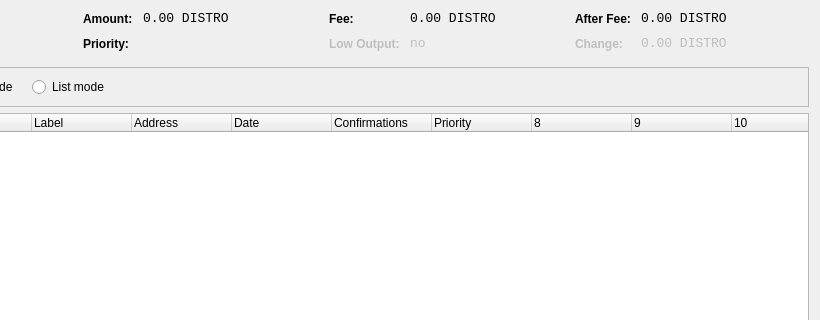
Qt form src/qt/forms/coincontroldialog.ui (Ferchodev/nuevo) before a commit; both pictures show x 180 to 1000 and y 0 to 320 of the 1000 by 500 pixel window.
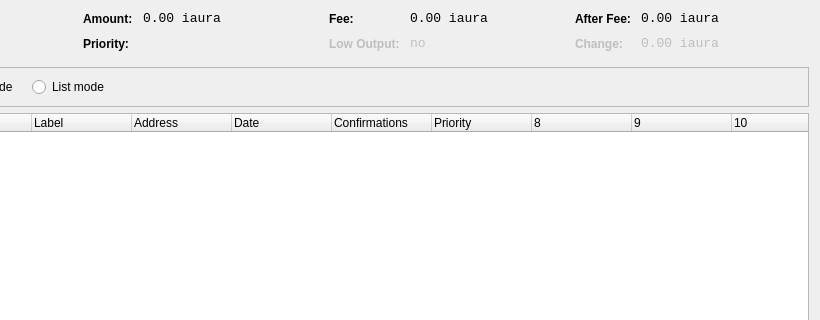
The same form after that commit. Custom widgets are drawn as their Qt base class.

Patch:
```diff
--- a/src/qt/forms/coincontroldialog.ui
+++ b/src/qt/forms/coincontroldialog.ui
@@ -141,7 +141,7 @@
           <enum>Qt::ActionsContextMenu</enum>
          </property>
          <property name="text">
-          <string>0.00 DISTRO</string>
+          <string>0.00 iaura</string>
          </property>
          <property name="textInteractionFlags">
           <set>Qt::LinksAccessibleByMouse|Qt::TextSelectableByKeyboard|Qt::TextSelectableByMouse</set>
@@ -221,7 +221,7 @@
           <enum>Qt::ActionsContextMenu</enum>
          </property>
          <property name="text">
-          <string>0.00 DISTRO</string>
+          <string>0.00 iaura</string>
          </property>
          <property name="textInteractionFlags">
           <set>Qt::LinksAccessibleByMouse|Qt::TextSelectableByKeyboard|Qt::TextSelectableByMouse</set>
@@ -310,7 +310,7 @@
           <enum>Qt::ActionsContextMenu</enum>
          </property>
          <property name="text">
-          <string>0.00 DISTRO</string>
+          <string>0.00 iaura</string>
          </property>
          <property name="textInteractionFlags">
           <set>Qt::LinksAccessibleByMouse|Qt::TextSelectableByKeyboard|Qt::TextSelectableByMouse</set>
@@ -348,7 +348,7 @@
           <enum>Qt::ActionsContextMenu</enum>
          </property>
          <property name="text">
-          <string>0.00 DISTRO</string>
+          <string>0.00 iaura</string>
          </property>
          <property name="textInteractionFlags">
           <set>Qt::LinksAccessibleByMouse|Qt::TextSelectableByKeyboard|Qt::TextSelectableByMouse</set>
```
